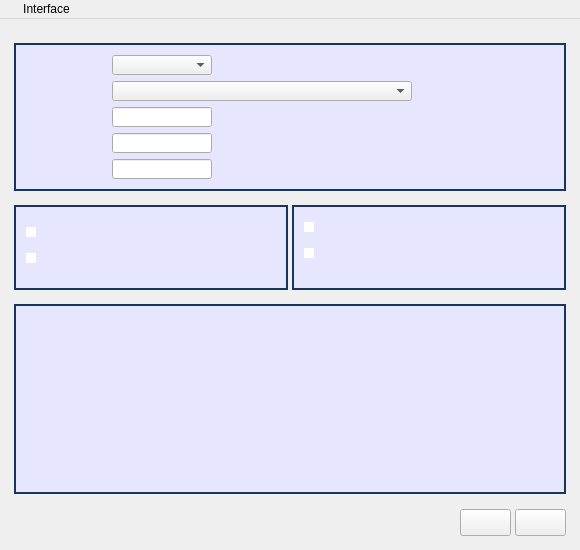
Qt form Meter/mainwindow.ui (cagavriloaie/WFlowLab) before a commit.
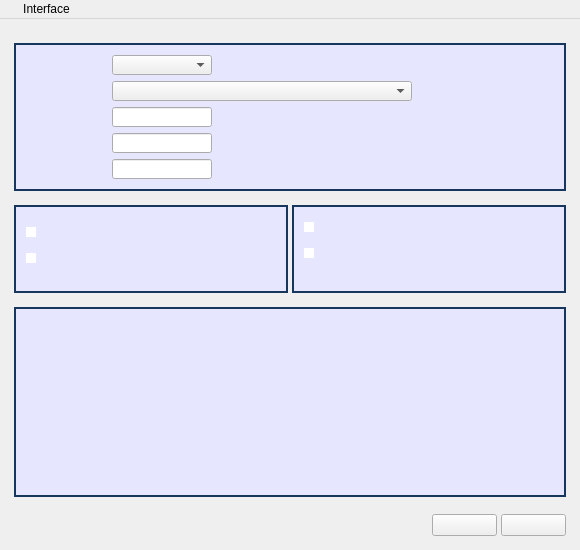
The same form after that commit. Icons and pictures are not drawn. Custom widgets are drawn as their Qt base class.

The edit to the form file:
```diff
--- a/Meter/mainwindow.ui
+++ b/Meter/mainwindow.ui
@@ -47,6 +47,10 @@
 	font-size: 12pt;
 }
 
+QPushButton:hover {
+       background-color: #d7d9d7;
+}
+
 QComboBox 
 {
 	font-family: &quot;Segoe UI&quot;;
@@ -936,6 +940,12 @@
         </item>
         <item>
          <widget class="QPushButton" name="pbNewSession">
+          <property name="styleSheet">
+           <string notr="true"> padding-left: 10px; 
+ padding-top: 1px; 
+ padding-right: 10px;
+ padding-down: 10px; </string>
+          </property>
           <property name="text">
            <string/>
           </property>
@@ -943,6 +953,12 @@
         </item>
         <item>
          <widget class="QPushButton" name="pbExitApplication">
+          <property name="styleSheet">
+           <string notr="true"> padding-left: 10px; 
+ padding-top: 1px; 
+ padding-right: 10px;
+ padding-down: 10px; </string>
+          </property>
           <property name="text">
            <string/>
           </property>
```
